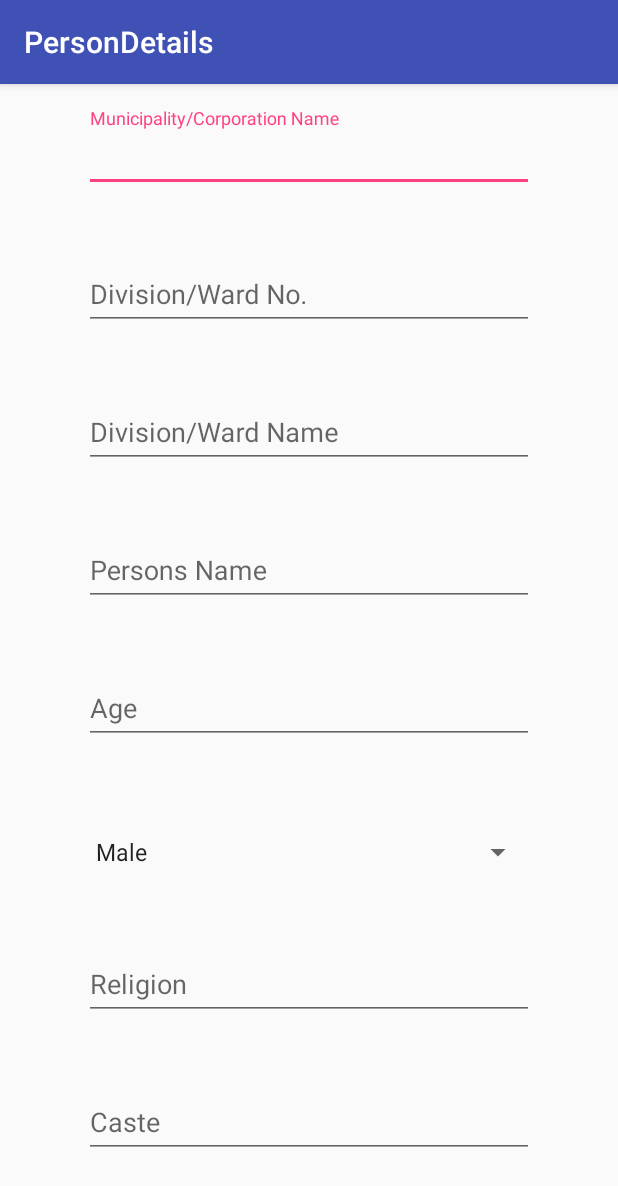
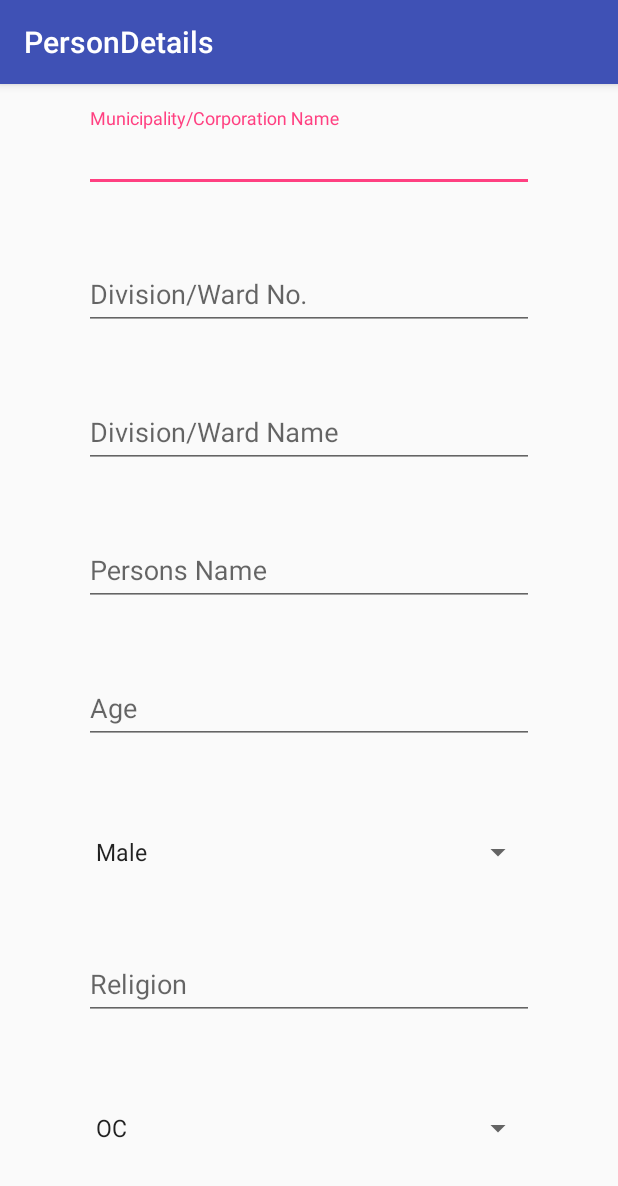
Before and after one commit to veera163/esurvey_android, an Android app: the PersonDetailsActivity screen opened directly, with no data from a screen before it, on a phone screen of 412 x 824 dp. Shown: the top 1186 px of the screen. Run offline under Robolectric (Android 15) with nearby library versions, the phone set to English and light mode, and no system bars; our stand-ins replace Volley; libraries missing offline, so code that uses them is left out: io.realm.

Commit message:
bug fixes

```diff
--- a/app/src/main/java/com/anyasoft/es/surveyapp/details/PersonDetailsActivity.java
+++ b/app/src/main/java/com/anyasoft/es/surveyapp/details/PersonDetailsActivity.java
@@ -1,21 +1,17 @@
 package com.anyasoft.es.surveyapp.details;
 
-import android.app.AlertDialog;
 import android.app.ProgressDialog;
 import android.content.DialogInterface;
 import android.content.Intent;
 import android.location.Location;
 import android.os.Bundle;
 import android.provider.Settings;
-import android.support.design.widget.FloatingActionButton;
-import android.support.design.widget.Snackbar;
 import android.support.design.widget.TextInputLayout;
 import android.support.v7.app.AppCompatActivity;
 import android.support.v7.widget.AppCompatSpinner;
 import android.support.v7.widget.Toolbar;
 import android.view.View;
 import android.widget.Button;
-import android.widget.TextView;
 import android.widget.Toast;
 
 import com.android.volley.DefaultRetryPolicy;
@@ -31,21 +27,18 @@ import com.anyasoft.es.surveyapp.internet.VolleySingleton;
 import com.anyasoft.es.surveyapp.location.GPSTracker;
 import com.anyasoft.es.surveyapp.logger.L;
 import com.anyasoft.es.surveyapp.question.QuestionModel;
-import com.anyasoft.es.surveyapp.question.SurveyActivity;
-import com.anyasoft.es.surveyapp.question.SurveyAllActivity;
 
 import org.json.JSONException;
 import org.json.JSONObject;
-import org.w3c.dom.Text;
 
 public class PersonDetailsActivity extends AppCompatActivity implements View.OnClickListener {
 
     private static final int REQUEST_LOCATION_SETTING = 101;
-    private static final int MY_SOCKET_TIMEOUT_MS = 60*1000*2 ;
+    private static final int MY_SOCKET_TIMEOUT_MS = 60 * 1000 * 2;
     private Button btnReset, btnSubmit;
     private TextInputLayout txtInputName;
     private TextInputLayout txtInputAge;
-    private TextInputLayout txtInputCast;
+    //private TextInputLayout txtInputCast;
     private TextInputLayout txtInputCorpName;
     private TextInputLayout txtInputWardNum;
     private TextInputLayout txtInputWardName;
@@ -55,6 +48,7 @@ public class PersonDetailsActivity extends AppCompatActivity implements View.OnC
     private TextInputLayout txtInputPlace;
     private TextInputLayout txtInputNumOfChildren;
     private AppCompatSpinner spnGender;
+    private AppCompatSpinner edtCaste;
     private RequestQueue queue;
     private GPSTracker gps;
     private Location location;
@@ -68,7 +62,7 @@ public class PersonDetailsActivity extends AppCompatActivity implements View.OnC
         Toolbar toolbar = (Toolbar) findViewById(R.id.toolbar);
         setSupportActionBar(toolbar);
         txtInputAge = (TextInputLayout) findViewById(R.id.textLayoutAge);
-        txtInputCast = (TextInputLayout) findViewById(R.id.textLayoutCaste);
+        //txtInputCast = (TextInputLayout) findViewById(R.id.textLayoutCaste);
         txtInputName = (TextInputLayout) findViewById(R.id.textLayoutName);
         txtInputCorpName = (TextInputLayout) findViewById(R.id.textLayoutMunicipality);
         txtInputWardName = (TextInputLayout) findViewById(R.id.textLayoutWardName);
@@ -79,6 +73,7 @@ public class PersonDetailsActivity extends AppCompatActivity implements View.OnC
         txtInputPlace = (TextInputLayout) findViewById(R.id.textLayoutplace);
         txtInputNumOfChildren = (TextInputLayout) findViewById(R.id.textLayoutNumOfChildren);
         spnGender = (AppCompatSpinner) findViewById(R.id.spnGender);
+        edtCaste = (AppCompatSpinner) findViewById(R.id.edtCaste);
         btnSubmit = (Button) findViewById(R.id.btnSubmit);
         btnReset = (Button) findViewById(R.id.btnReset);
         btnSubmit.setOnClickListener(this);
@@ -120,7 +115,7 @@ public class PersonDetailsActivity extends AppCompatActivity implements View.OnC
     }
 
     private void getLoaction() {
-        if(null ==  gps){
+        if (null == gps) {
             gps = new GPSTracker(this);
         }//
 
@@ -151,7 +146,7 @@ public class PersonDetailsActivity extends AppCompatActivity implements View.OnC
     @Override
     protected void onRestart() {
         super.onRestart();
-        if(null != gps) {
+        if (null != gps) {
             location = gps.getLocation();
             if (location != null) {
                 gps.stopUsingGPS();
@@ -167,7 +162,7 @@ public class PersonDetailsActivity extends AppCompatActivity implements View.OnC
     public void onClick(View v) {
         if (v == btnReset) {
             txtInputName.getEditText().setText("");
-            txtInputCast.getEditText().setText("");
+            //txtInputCast.getEditText().setText("");
             txtInputAge.getEditText().setText("");
             txtInputNumOfChildren.getEditText().setText("");
             txtInputWardName.getEditText().setText("");
@@ -197,7 +192,7 @@ public class PersonDetailsActivity extends AppCompatActivity implements View.OnC
 
     private void sendRequest() {
         String name = txtInputName.getEditText().getText().toString();
-        String cast = txtInputCast.getEditText().getText().toString();
+        //String cast = txtInputCast.getEditText().getText().toString();
         String age = txtInputAge.getEditText().getText().toString();
         String wardName = txtInputWardName.getEditText().toString();
         String corpName = txtInputCorpName.getEditText().getText().toString();
@@ -214,23 +209,23 @@ public class PersonDetailsActivity extends AppCompatActivity implements View.OnC
         String place = txtInputPlace.getEditText().getText().toString();
 
         String numOfChildren = txtInputNumOfChildren.getEditText().getText().toString();
-
+        String cast = edtCaste.getSelectedItem().toString();
         String gender = spnGender.getSelectedItem().toString();
         if (name == null || name.equals("")) {
             txtInputName.setError("Can't be left blank");
             return;
         }//
         if (cast == null || cast.equals("")) {
-            txtInputCast.setError("Can't be left blank");
+            //txtInputCast.setError("Can't be left blank");
             return;
         }//
         if (age == null || age.equals("")) {
-            txtInputCast.setError("Can't be left blank");
+            //txtInputCast.setError("Can't be left blank");
             return;
         }//
 
 
-       pd = new ProgressDialog(this);
+        pd = new ProgressDialog(this);
         pd.setMessage("Uploading File to Server");
         pd.setCancelable(false);
         String url = "http://anyasoftindia.com/postPeopleResponse";
@@ -264,7 +259,7 @@ public class PersonDetailsActivity extends AppCompatActivity implements View.OnC
             return;
         }//exception
 
-                L.d("length of file while uploading to server " + resultJson.length());
+        L.d("length of file while uploading to server " + resultJson.length());
 
 
         // Request a string response from the provided URL.
@@ -295,49 +290,50 @@ public class PersonDetailsActivity extends AppCompatActivity implements View.OnC
                 // TODO Auto-generated method stub
                 error.printStackTrace();
                 L.e(error + "");
-                L.e(error.getLocalizedMessage()+"");
+                L.e(error.getLocalizedMessage() + "");
                 pd.dismiss();
                 launchDialog("That didn't work! Upload fails");
             }
         });
 
         // Add the request to the RequestQueue.
-       stringRequest.setRetryPolicy(new DefaultRetryPolicy(
+        stringRequest.setRetryPolicy(new DefaultRetryPolicy(
                 MY_SOCKET_TIMEOUT_MS,
                 DefaultRetryPolicy.DEFAULT_MAX_RETRIES,
                 DefaultRetryPolicy.DEFAULT_BACKOFF_MULT));
         queue.add(stringRequest);
         pd.show();
     }//
-    private void makePostGeoRequest(){
+
+    private void makePostGeoRequest() {
         try {
             String url = "http://anyasoftindia.com/postGeoLocation";
             JSONObject jsonRequest = new JSONObject();
             jsonRequest.put("status", "Completed");
-            jsonRequest.put("surveyor" , ESurvey.userId);
-            if(location != null){
-                jsonRequest.put("latlong",location.getLatitude()+","+location.getLongitude());
+            jsonRequest.put("surveyor", ESurvey.userId);
+            if (location != null) {
+                jsonRequest.put("latlong", location.getLatitude() + "," + location.getLongitude());
             }//
-            else{
+            else {
 
             }
             //
-            L.d("JSON::"+ jsonRequest.toString());
+            L.d("JSON::" + jsonRequest.toString());
 
             // Request a string response from the provided URL.
-            JsonObjectRequest stringRequest = new JsonObjectRequest(Request.Method.POST, url,jsonRequest,
+            JsonObjectRequest stringRequest = new JsonObjectRequest(Request.Method.POST, url, jsonRequest,
                     new Response.Listener<JSONObject>() {
 
                         @Override
                         public void onResponse(JSONObject response) {
 //
 
-                            if(null != response){
+                            if (null != response) {
                                 try {
                                     L.d(response.toString());
 
-                                    JSONObject json =  new JSONObject(response.toString());
-                                    if(json.has("error")){
+                                    JSONObject json = new JSONObject(response.toString());
+                                    if (json.has("error")) {
                                         L.d(json.getString("error"));
                                     }//
 
@@ -348,8 +344,8 @@ public class PersonDetailsActivity extends AppCompatActivity implements View.OnC
                                             " Please try again later");
                                     return;
                                 }//catch()
-                                catch(IllegalArgumentException e){
-                                    L.e(e.getLocalizedMessage() +" From postGeoLocation");
+                                catch (IllegalArgumentException e) {
+                                    L.e(e.getLocalizedMessage() + " From postGeoLocation");
                                     pd.dismiss();
                                     launchDialog("Sorry . It seems something is wrong in server." +
                                             " Please try again later");
@@ -358,7 +354,6 @@ public class PersonDetailsActivity extends AppCompatActivity implements View.OnC
                             }
                             pd.dismiss();
                             finish();
-
 
 
                         }
@@ -383,7 +378,8 @@ public class PersonDetailsActivity extends AppCompatActivity implements View.OnC
             return;
         }//
     }
-    private void launchDialog(String msg){
+
+    private void launchDialog(String msg) {
 
         final android.support.v7.app.AlertDialog.Builder alertBuilder = new android.support.v7.app.AlertDialog.Builder(this);
         alertBuilder.setTitle("ALERT!!");
--- a/app/src/main/java/com/anyasoft/es/surveyapp/internet/JSONConverter.java
+++ b/app/src/main/java/com/anyasoft/es/surveyapp/internet/JSONConverter.java
@@ -1,6 +1,8 @@
 package com.anyasoft.es.surveyapp.internet;
 
+import com.anyasoft.es.surveyapp.ESurvey;
 import com.anyasoft.es.surveyapp.camera.ImageString;
+import com.anyasoft.es.surveyapp.domains.UserDomain;
 import com.anyasoft.es.surveyapp.logger.L;
 import com.anyasoft.es.surveyapp.question.QuestionModel;
 import com.anyasoft.es.surveyapp.realm.models.SurveyAnswer;
@@ -26,6 +28,7 @@ public class JSONConverter {
     private static final String KEY_SET_ID = "set_id";
     private static final String KEY_ATTACHMENT = "attachment";
     private static final String KEY_PHOTO = "photo";
+
     public static JSONObject createJSON(String surveyActivityId) throws JSONException, IOException {
         if (QuestionModel.questionList == null || QuestionModel.questionList.size() == 0) {
             throw new IllegalArgumentException("List is empty");
@@ -44,10 +47,13 @@ public class JSONConverter {
         }//
         json.put(KEY_ARRAY, jsonArray);
         int i = 1;
+        UserDomain userDomain = ESurvey.getUser();
         L.d("ConvertJson()::" + "Qustion details feed");
         json.put("phtoto1", "");
         json.put("phtoto2", "");
         json.put("phtoto3", "");
+        json.put("badgeColor", userDomain.getBadgeColor());
+        json.put("surveyorId", userDomain.getId());
         json.put("surveyActivityId", surveyActivityId);
         if (null != ImageString.photoStringList) {
             L.d("ConvertJson()::" + "attaching the photo");
--- a/app/src/main/res/layout-land/activity_login.xml
+++ b/app/src/main/res/layout-land/activity_login.xml
@@ -73,7 +73,7 @@
                         android:inputType="textEmailAddress"
                         android:maxLines="1"
                         android:singleLine="true"
-                        android:text="kiran@gmail.com" />
+                         />
 
                 </android.support.design.widget.TextInputLayout>
 
@@ -94,7 +94,7 @@
                         android:inputType="textPassword"
                         android:maxLines="1"
                         android:singleLine="true"
-                        android:text="kiran123" />
+                         />
 
                 </android.support.design.widget.TextInputLayout>
 
--- a/app/src/main/res/layout/content_person_details.xml
+++ b/app/src/main/res/layout/content_person_details.xml
@@ -97,21 +97,27 @@
                 android:inputType="number" />
         </android.support.design.widget.TextInputLayout>
 
-        <android.support.design.widget.TextInputLayout
+        <!-- <android.support.design.widget.TextInputLayout
              android:id="@+id/textLayoutCaste"
              style="@style/TextInputLayoutStyle"
              android:layout_width="wrap_content"
              android:layout_height="wrap_content"
              android:layout_below="@+id/textLayoutReligion"
              android:layout_centerHorizontal="true">
-
-            <EditText
+ -->
+        <android.support.v7.widget.AppCompatSpinner
             android:id="@+id/edtCaste"
-                android:layout_width="match_parent"
-                android:layout_height="match_parent"
+            style="@style/TextInputLayoutStyle"
+            android:layout_width="wrap_content"
+            android:layout_height="wrap_content"
+            android:layout_below="@+id/textLayoutReligion"
+            android:layout_centerHorizontal="true"
+            android:entries="@array/castes"
             android:hint="@string/person_Caste"
             android:inputType="textPersonName" />
+        <!--
                 </android.support.design.widget.TextInputLayout>
+        -->
 
         <android.support.design.widget.TextInputLayout
             android:id="@+id/textLayoutReligion"
@@ -134,7 +140,7 @@
             style="@style/TextInputLayoutStyle"
             android:layout_width="wrap_content"
             android:layout_height="wrap_content"
-            android:layout_below="@+id/textLayoutCaste"
+            android:layout_below="@+id/edtCaste"
             android:layout_centerHorizontal="true">
 
             <EditText
--- a/app/src/main/res/values/strings.xml
+++ b/app/src/main/res/values/strings.xml
@@ -2,11 +2,11 @@
     <string name="app_name">ESurvey</string>
 
     <!-- Strings related to login -->
-    <string name="prompt_email">Email</string>
-    <string name="prompt_password">Password (optional)</string>
+    <string name="prompt_email">Enter your Phone Number</string>
+    <string name="prompt_password">Enter your Password</string>
     <string name="action_sign_in">Sign</string>
     <string name="action_sign_in_short">Sign in</string>
-    <string name="error_invalid_email">This email address is invalid</string>
+    <string name="error_invalid_email">This Phone Number is invalid</string>
     <string name="error_invalid_password">This password is too short</string>
     <string name="error_incorrect_password">This password is incorrect</string>
     <string name="error_field_required">This field is required</string>
@@ -19,7 +19,7 @@
     <string name="title_activity_person_details">PersonDetails</string>
     <string name="person_name">Persons Name</string>
     <string name="person_age">Age</string>
-    <string name="person_Caste">Caste</string>
+    <string name="person_Caste">Caste/Criteria</string>
     <string name="Reset">Reset</string>
     <string name="Done">Done</string>
     <string name="submit">Submit </string>
@@ -29,6 +29,25 @@
         <item>Male</item>
         <item>Female</item>
         <item>Others</item>
+    </string-array>
+    <string-array name="castes">
+        <item>OC</item>
+        <item>SC</item>
+        <item>ST</item>
+        <item>Muslim</item>
+        <item>Christian</item>
+        <item>BC-A</item>
+        <item>BC-B</item>
+        <item>BC-C</item>
+        <item>BC-D</item>
+        <item>BC-E</item>
+        <item>BC-Any</item>
+        <item>Male</item>
+        <item>Female</item>
+        <item>Age18to35</item>
+        <item>Age36to55</item>
+        <item>AgeAbove55</item>
+        <item>No-Criteria</item>
     </string-array>
     <string name="title_activity_question_review">Question Review</string>
     <string name="play">Play</string>
```
Also changed, not shown: app/src/main/java/com/anyasoft/es/surveyapp/LoginActivity.java (+23 -3 lines), app/src/main/java/com/anyasoft/es/surveyapp/ProfileActivity.java (+31 -0 lines), app/src/main/java/com/anyasoft/es/surveyapp/details/PersonDetailsFragment.java (+9 -6 lines), app/src/main/java/com/anyasoft/es/surveyapp/domains/UserDomain.java (+18 -0 lines), app/src/main/res/menu/profile_menus.xml (added, +8 -0 lines), 1 other file. Lines whose indentation alone changed are shown as unchanged.
